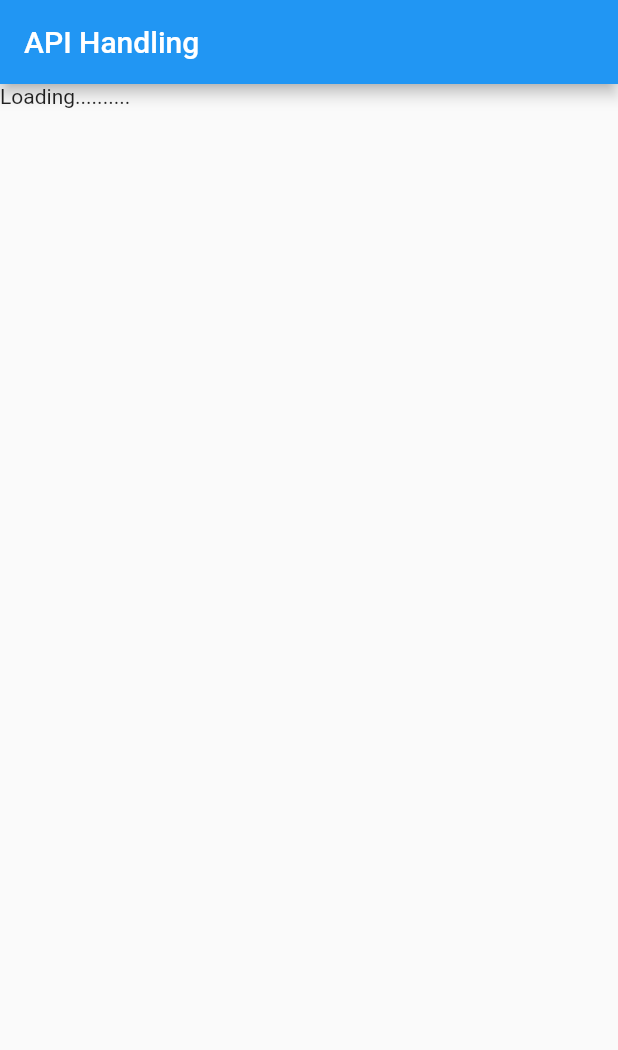
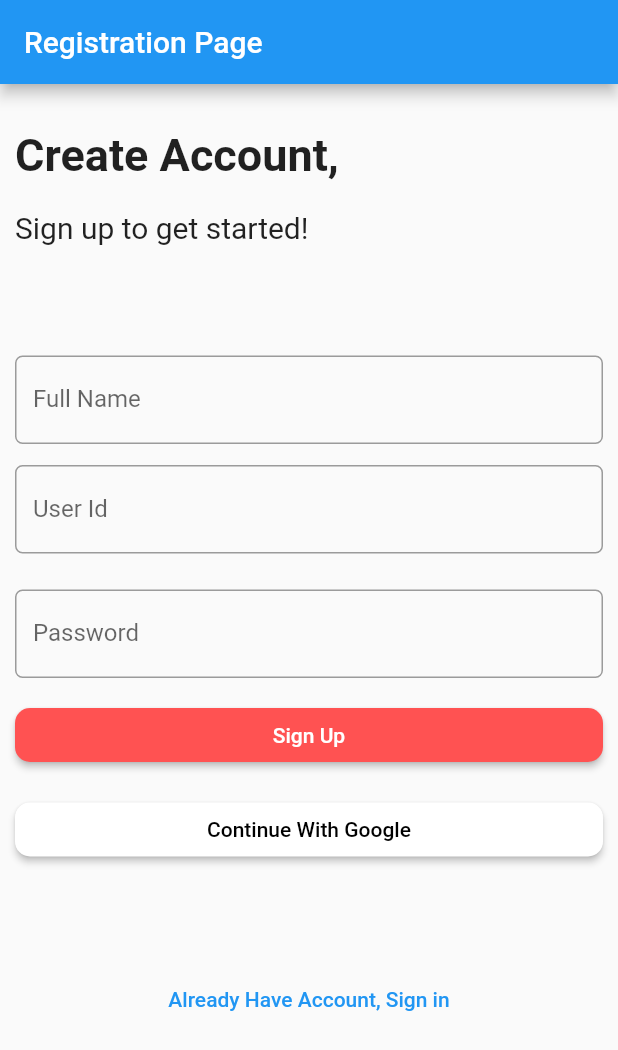
Before and after one commit to Nitesh8795/API-Handling, a Flutter app: the screen it shows after launch, on a phone screen of 412 x 824 dp. Shown: the top 1050 px of the screen. Run offline on Flutter 3.47's test engine with Material 2 defaults, Android fonts, the phone set to English and light mode, and no system bars.

Commit message:
Sign in and Sign up page using api completed

```diff
--- /dev/null
+++ b/lib/Register/SignUp.dart
@@ -0,0 +1,180 @@
+import 'package:flutter/material.dart';
+import 'package:api_handling/Register/SignIn.dart';
+import 'package:http/http.dart';
+
+class signup extends StatefulWidget {
+  const signup({Key? key}) : super(key: key);
+
+  @override
+  State<signup> createState() => _signupState();
+}
+
+class _signupState extends State<signup> {
+
+  TextEditingController ControllerfullName = TextEditingController();
+  TextEditingController ControllerUserId = TextEditingController();
+  TextEditingController Controllerpassword = TextEditingController();
+
+  void login(String email, password) async
+  {
+    try
+        {
+          Response response = await post(
+              Uri.parse("https://reqres.in/api/register"),
+              body: {
+                "email" : email,
+                "password" : password
+              }
+          );
+
+          if(response.statusCode == 200)
+            {
+              print("Sign up successfull");
+            }
+          else
+            {
+              print("Cannot Sign Up");
+            }
+        }
+        catch(e)
+    {
+      print(e.toString());
+    }
+
+  }
+
+  @override
+  Widget build(BuildContext context) {
+    return SafeArea(
+      child: Scaffold(
+          appBar: AppBar(
+            title: Text("Registration Page"),
+          ),
+          body: Padding(
+            padding: EdgeInsets.only(top: 15.0, left: 10.0, right: 10.0),
+            child: ListView(
+              children: <Widget>[
+                const Padding(
+                  padding: EdgeInsets.only(top: 15.0, bottom: 4.0),
+                  child: Text(
+                    "Create Account,",
+                    style: TextStyle(
+                      fontWeight: FontWeight.bold,
+                      fontSize: 30,
+                    ),
+                  ),
+                ),
+                const Padding(
+                  padding: EdgeInsets.only(top: 15.0, bottom: 4.0),
+                  child: Text(
+                    "Sign up to get started!",
+                    style: TextStyle(
+                      fontSize: 20,
+                    ),
+                  ),
+                ),
+                Padding(
+                  padding: EdgeInsets.only(top: 70.0, bottom: 4.0),
+                  child: TextField(
+                    onChanged: (value) {
+                      debugPrint("Something changed in textfield");
+                    },
+                    controller: ControllerfullName,
+                    decoration: InputDecoration(
+                      labelText: "Full Name",
+                      border: OutlineInputBorder(
+                        borderRadius: BorderRadius.circular(5.0),
+                      ),
+                    ),
+                  ),
+                ),
+                Padding(
+                  padding: EdgeInsets.only(top: 10.0, bottom: 4.0),
+                  child: TextField(
+                    onChanged: (value) {
+                      debugPrint("Something changed in textfield");
+                    },
+                    controller: ControllerUserId,
+                    decoration: InputDecoration(
+                      labelText: "User Id",
+                      border: OutlineInputBorder(
+                        borderRadius: BorderRadius.circular(5.0),
+                      ),
+                    ),
+                  ),
+                ),
+                Padding(
+                  padding: EdgeInsets.only(top: 20.0, bottom: 4.0),
+                  child: TextField(
+                    obscureText: true,
+                    controller: Controllerpassword,
+                    onChanged: (value) {
+                      debugPrint("Something changed in textfield");
+                    },
+                    decoration: InputDecoration(
+                      labelText: "Password",
+                      border: OutlineInputBorder(
+                        borderRadius: BorderRadius.circular(5.0),
+                      ),
+                    ),
+                  ),
+                ),
+                Padding(
+                  padding: EdgeInsets.only(top: 10.0, bottom: 5.0),
+                  child: ElevatedButton(
+                    style: ElevatedButton.styleFrom(
+                      primary: Colors.redAccent,
+                      fixedSize: Size(1000, 30),
+                      shape: RoundedRectangleBorder(
+                          borderRadius: BorderRadius.circular(10)),
+                    ),
+                    onPressed: () {
+                      login(ControllerUserId.text.toString(), Controllerpassword.text.toString());
+                    },
+                    child: const Text('Sign Up'),
+                  ),
+                ),
+                Padding(
+                  padding: EdgeInsets.only(top: 10.0, bottom: 5.0),
+                  child: ElevatedButton(
+                    style: ElevatedButton.styleFrom(
+                      primary: Colors.white,
+                      fixedSize: Size(1000, 30),
+                      shape: RoundedRectangleBorder(
+                          borderRadius: BorderRadius.circular(10)),
+                    ),
+                    onPressed: () {
+
+                    },
+                    child: const Text(
+                      'Continue With Google',
+                      style: TextStyle(color: Colors.black),
+                    ),
+                  ),
+                ),
+                Padding(
+                    padding: EdgeInsets.only(top: 60.0),
+                    child:TextButton(
+                      onPressed: (){
+                        navigateTologinpage();
+                      },
+                      child: const Text(
+                        'Already Have Account, Sign in',
+                      ),
+
+                    )
+                )
+              ],
+            ),
+          )),
+    );
+  }
+
+  void navigateTologinpage()
+  {
+    Navigator.push(context, MaterialPageRoute(builder: (context) {
+      return loginpage();
+    }));
+  }
+
+}
--- a/lib/main.dart
+++ b/lib/main.dart
@@ -1,4 +1,5 @@
 import 'package:api_handling/Last_Example.dart';
+import 'package:api_handling/Register/SignUp.dart';
 import 'package:api_handling/example_three.dart';
 import 'package:api_handling/home.dart';
 import 'package:api_handling/other_example2.dart';
@@ -18,7 +19,7 @@ class MyApp extends StatelessWidget {
       theme: ThemeData(
         primarySwatch: Colors.blue,
       ),
-      home: LastExample(),
+      home: signup(),
     );
   }
 }
--- a/pubspec.yaml
+++ b/pubspec.yaml
@@ -36,6 +36,7 @@ dependencies:
   cupertino_icons: ^1.0.2
   http: ^0.13.5
   cached_network_image: ^3.2.0
+  modal_progress_hud_nsn: ^0.3.0
 
 dev_dependencies:
   flutter_test:
```
Also changed, not shown: lib/Register/SignIn.dart (added, +160 -0 lines), pubspec.lock.
